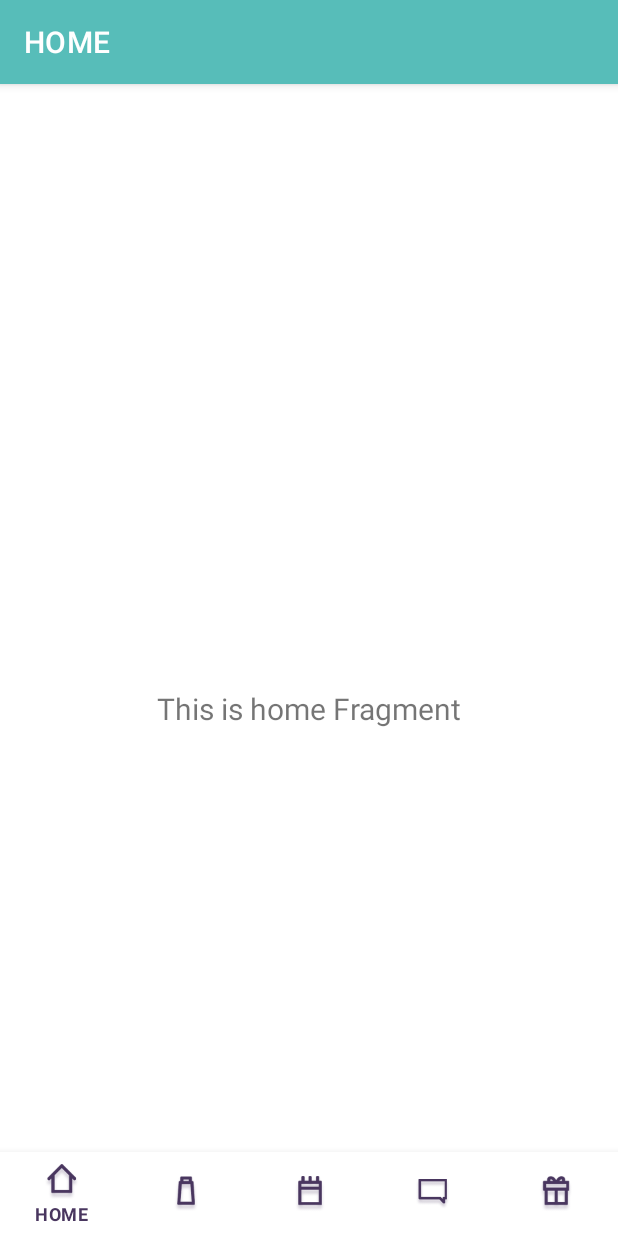
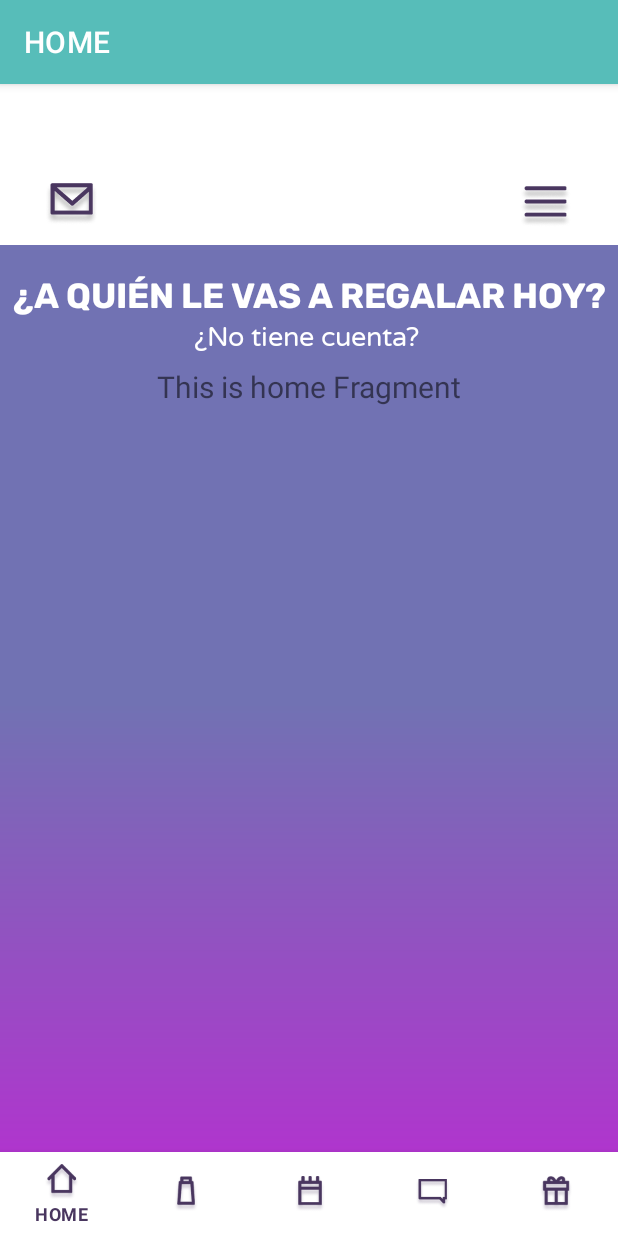
Before and after one commit to NoAndreaGF/Giffy_tasks, an Android app: the screen it shows after launch (NavigationActivity), on a phone screen of 412 x 824 dp. Run offline under Robolectric (Android 15) with nearby library versions, the phone set to English and light mode, and no system bars; our stand-ins replace navigation-ui.

Commit message:
Navegación

```diff
--- a/app/src/main/res/layout/fragment_home.xml
+++ b/app/src/main/res/layout/fragment_home.xml
@@ -1,13 +1,63 @@
 <?xml version="1.0" encoding="utf-8"?>
-<androidx.constraintlayout.widget.ConstraintLayout xmlns:android="http://schemas.android.com/apk/res/android"
+<LinearLayout xmlns:android="http://schemas.android.com/apk/res/android"
     xmlns:app="http://schemas.android.com/apk/res-auto"
     xmlns:tools="http://schemas.android.com/tools"
     android:layout_width="match_parent"
     android:layout_height="match_parent"
+    android:orientation="vertical"
+    android:background="@drawable/first_gradient"
     tools:context=".ui.home.StoresFragment">
 
+    <GridLayout
+        android:layout_width="match_parent"
+        android:layout_height="wrap_content"
+        android:background="@color/white"
+        android:padding="10sp"
+        android:rowCount="1"
+        android:columnCount="2"
+        >
+        <ImageView
+            android:id="@+id/rectangle_mensaje"
+            android:layout_width="wrap_content"
+            android:layout_height="wrap_content"
+            android:src="@drawable/rectangle_mensaje"
+            android:layout_gravity="left"
+            android:layout_marginLeft="20dp"
+            />
+
+        <ImageView
+            android:layout_width="wrap_content"
+            android:layout_height="wrap_content"
+            android:layout_gravity="right"
+            android:layout_marginRight="20dp"
+            android:src="@drawable/rectangle_ajustes" />
+    </GridLayout>
+
     <TextView
-        android:id="@+id/text_home"
+        android:id="@+id/titulo"
+        android:layout_width="match_parent"
+        android:layout_height="wrap_content"
+        android:layout_marginTop="20dp"
+        android:fontFamily="@font/rubik_bold"
+        android:gravity="center"
+        android:text="@string/home_title"
+        android:textColor="@color/white"
+        android:textSize="23dp" />
+
+    <TextView
+        android:id="@+id/olvido"
+        android:layout_width="210dp"
+        android:layout_height="wrap_content"
+        android:layout_marginLeft="99dp"
+        android:layout_marginTop="0dp"
+        android:fontFamily="@font/varela_round"
+        android:gravity="center"
+        android:text="@string/home_send_gift"
+        android:textColor="@color/white"
+        android:textSize="18dp" />
+
+    <TextView
+        android:id="@+id/textHome"
         android:layout_width="match_parent"
         android:layout_height="wrap_content"
         android:layout_marginStart="8dp"
@@ -19,4 +69,5 @@
         app:layout_constraintEnd_toEndOf="parent"
         app:layout_constraintStart_toStartOf="parent"
         app:layout_constraintTop_toTopOf="parent" />
-</androidx.constraintlayout.widget.ConstraintLayout>
+
+</LinearLayout>
--- a/app/src/main/res/values/strings.xml
+++ b/app/src/main/res/values/strings.xml
@@ -461,4 +461,13 @@
     <string name="nav_header_desc">Navigation header</string>
     <string name="action_settings">Settings</string>
 
+    <string name="menu_home">Home</string>
+    <string name="menu_gallery">Gallery</string>
+    <string name="menu_slideshow">Slideshow</string>
+    <string name="title_activity_navigation">NavigationActivity</string>
+    <string name="title_home">Home</string>
+    <string name="title_dashboard">Dashboard</string>
+    <string name="title_notifications">Notifications</string>
+
+    <string name="hello_blank_fragment">Hello blank fragment</string>
 </resources>
```
